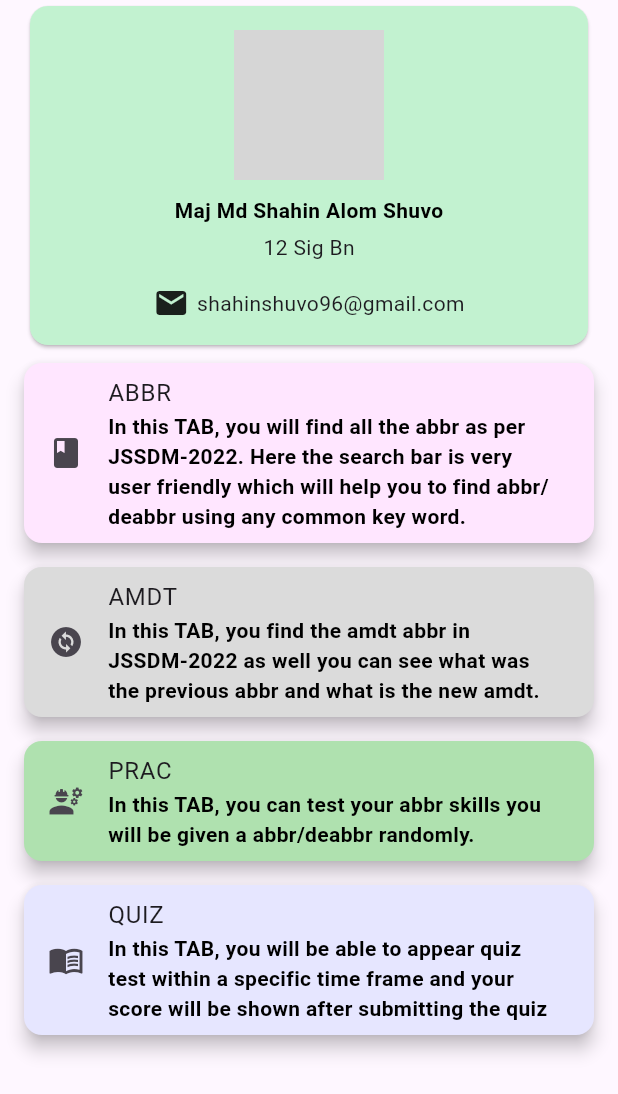
After one commit to shahin-shuvo/mil_abbr, a Flutter app: the About screen opened directly, on a phone screen of 412 x 824 dp. The commit adds this screen. Shown: the top 1094 px of the screen. Run offline on Flutter 3.47's test engine with Material 3 defaults, Android fonts, the phone set to English and light mode, and no system bars; our stand-ins replace csv, google_fonts; missing offline and left inert: flutter_timer_countdown; grey boxes are pictures that could not be loaded.

Commit message:
about page

```diff
--- /dev/null
+++ b/lib/about.dart
@@ -0,0 +1,125 @@
+import 'package:flutter/material.dart';
+import 'package:mil_abbr/ExamScript.dart';
+
+import 'package:flutter/material.dart';
+import 'package:mil_abbr/ExamScript.dart';
+
+class About extends StatefulWidget {
+  const About({super.key});
+
+  @override
+  State<About> createState() => _AboutState();
+}
+
+class _AboutState extends State<About> {
+
+
+  @override
+  Widget build(BuildContext context) {
+    return Scaffold(
+        body: Container(
+
+          child: SingleChildScrollView(
+            child:
+            Padding(
+              padding: EdgeInsets.symmetric(horizontal: 16.0), // Applies 16 pixels of margin to both left and right
+              child: Column(
+                mainAxisAlignment: MainAxisAlignment.center,
+                crossAxisAlignment: CrossAxisAlignment.center,
+                children: [
+                  Card(
+                    color: Color(0xffC2F2D0),
+                    child: Padding(
+                      padding: const EdgeInsets.all(16.0),
+                      child: Column(
+                        mainAxisSize: MainAxisSize.min,
+                        children: [
+                          CircleAvatar(radius: 50.0, backgroundImage: AssetImage("assets/images/profile.png")),
+                          const SizedBox(height: 10.0),
+                          Text("Maj Md Shahin Alom Shuvo",  style: const TextStyle(
+                              color: Colors.black, fontWeight: FontWeight.bold)),
+                          const SizedBox(height: 5.0),
+                          Text("12 Sig Bn"),
+                          const SizedBox(height: 15.0),
+                          const Row(
+                            mainAxisAlignment: MainAxisAlignment.center,
+                            children: [
+                              Icon(Icons.email),
+                              SizedBox(width: 5.0),
+                              Text("shahinshuvo96@gmail.com"),
+                            ],
+                          ),
+                        ],
+                      ),
+                    ),
+                  ),
+
+                  Card(
+                    color: Color(0xffFFE6FF),
+                    key: ValueKey(2),
+                    elevation: 5,
+                    margin: const EdgeInsets.symmetric(vertical: 8),
+                    child: ListTile(
+                      leading: const Icon(Icons.book),
+                      title: Text(
+                          "ABBR"),
+                      subtitle: Text("In this TAB, you will find all the abbr as per JSSDM-2022. Here the search bar is very user friendly which will help you to find abbr/deabbr using any common key word.",
+                        style: const TextStyle(
+                            color: Colors.black, fontWeight: FontWeight.bold),),
+                      // trailing: Text(foundWords[index]['id'].toString()),
+                    ),
+                  ),
+                  Card(
+                    color: Color(0xffDBDBDB),
+                    key: ValueKey(3),
+                    elevation: 5,
+                    margin: const EdgeInsets.symmetric(vertical: 8),
+                    child: ListTile(
+                      leading: const Icon(Icons.change_circle_sharp),
+                      title: Text(
+                          "AMDT"),
+                      subtitle: Text("In this TAB, you find the amdt abbr in JSSDM-2022 as well you can see what was the previous abbr and what is the new amdt.",
+                        style: const TextStyle(
+                            color: Colors.black, fontWeight: FontWeight.bold),),
+                      // trailing: Text(foundWords[index]['id'].toString()),
+                    ),
+                  ),
+                  Card(
+                    color: Color(0xffAFE1AF),
+                    key: ValueKey(4),
+                    elevation: 5,
+                    margin: const EdgeInsets.symmetric(vertical: 8),
+                    child: ListTile(
+                      leading: const Icon(Icons.engineering),
+                      title: Text(
+                          "PRAC"),
+                      subtitle: Text("In this TAB, you can test your abbr skills you will be given a abbr/deabbr randomly.",
+                        style: const TextStyle(
+                            color: Colors.black, fontWeight: FontWeight.bold),),
+                      // trailing: Text(foundWords[index]['id'].toString()),
+                    ),
+                  ),
+                  Card(
+                    color: Color(0xffE6E6FF),
+                    key: ValueKey(5),
+                    elevation: 5,
+                    margin: const EdgeInsets.symmetric(vertical: 8),
+                    child: ListTile(
+                      leading: const Icon(Icons.menu_book),
+                      title: Text(
+                          "QUIZ "),
+                      subtitle: Text("In this TAB, you will be able to appear quiz test within a specific time frame and your score will be shown after submitting the quiz",
+                        style: const TextStyle(
+                            color: Colors.black, fontWeight: FontWeight.bold),),
+                      // trailing: Text(foundWords[index]['id'].toString()),
+                    ),
+                  )
+                ],
+              ),
+            ),
+          ),
+        )
+
+    );
+  }
+}
--- a/lib/landing_page.dart
+++ b/lib/landing_page.dart
@@ -1,6 +1,7 @@
 import 'package:flutter/material.dart';
 import 'package:mil_abbr/all_abbr.dart';
 import 'package:mil_abbr/amdt_abbr.dart';
+import 'package:mil_abbr/about.dart';
 import 'package:mil_abbr/quiz.dart';
 import 'package:mil_abbr/prac_abbr.dart';
 import 'package:mil_abbr/CustomAppBar.dart';
@@ -32,7 +33,8 @@ class _LandingPageState extends State<LandingPage> {
     HomePage(),
     AmdtAbbr(),
     PracAbbr(),
-    Quiz()
+    Quiz(),
+    About()
   ];
   @override
   Widget build(BuildContext context) {
@@ -59,6 +61,7 @@ class _LandingPageState extends State<LandingPage> {
               NavigationDestination(icon: Icon(Icons.change_circle_sharp), label: 'AMDT'),
               NavigationDestination(icon: Icon(Icons.engineering), label: 'PRAC'),
               NavigationDestination(icon: Icon(Icons.menu_book), label: 'QUIZ'),
+              NavigationDestination(icon: Icon(Icons.assistant_outlined), label: 'ABOUT'),
 
             ],
           )
--- a/lib/splash_screen.dart
+++ b/lib/splash_screen.dart
@@ -69,7 +69,7 @@ class _SplashScreenState extends State<SplashScreen> with SingleTickerProviderSt
                         ]),
                       ),
                       child:
-                      Text("Developed by Capt Shahin",
+                      Text("Developed by Maj Shahin",
                         style:GoogleFonts.anton(fontSize: 12),
                         textAlign: TextAlign.center,
                       ),
```
